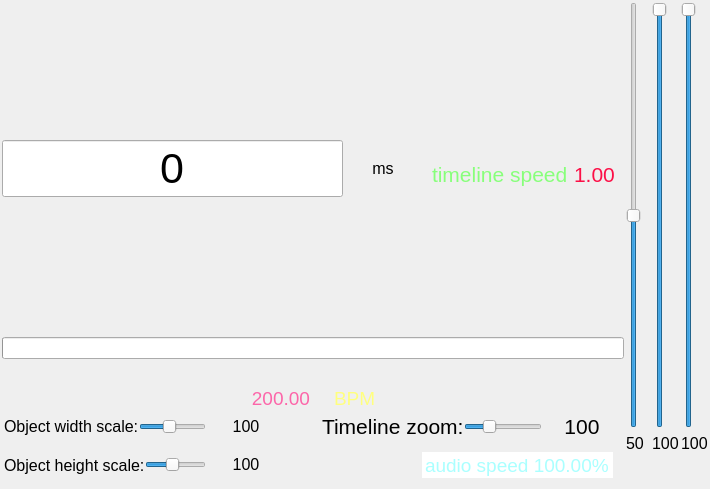
xiangCaO233/MusicMapMaker, file src/ui/controllers/timecontroller.ui: the form before one commit.
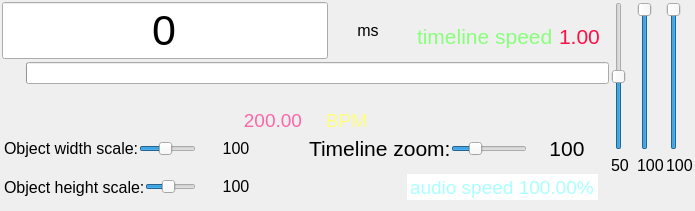
The form after the commit. Icons and pictures are not drawn.

```diff
--- a/src/ui/controllers/timecontroller.ui
+++ b/src/ui/controllers/timecontroller.ui
@@ -6,8 +6,8 @@
    <rect>
     <x>0</x>
     <y>0</y>
-    <width>710</width>
-    <height>489</height>
+    <width>695</width>
+    <height>182</height>
    </rect>
   </property>
   <property name="windowTitle">
@@ -285,19 +285,78 @@
        </widget>
       </item>
       <item>
-       <widget class="QProgressBar" name="playprogress">
-        <property name="maximum">
-         <number>10000</number>
-        </property>
-        <property name="value">
-         <number>0</number>
-        </property>
-        <property name="textVisible">
-         <bool>false</bool>
-        </property>
-        <property name="format">
-         <string/>
-        </property>
+       <widget class="QWidget" name="widget" native="true">
+        <layout class="QHBoxLayout" name="horizontalLayout_10">
+         <property name="spacing">
+          <number>0</number>
+         </property>
+         <property name="leftMargin">
+          <number>0</number>
+         </property>
+         <property name="topMargin">
+          <number>0</number>
+         </property>
+         <property name="rightMargin">
+          <number>0</number>
+         </property>
+         <property name="bottomMargin">
+          <number>0</number>
+         </property>
+         <item>
+          <widget class="QPushButton" name="pausebutton">
+           <property name="minimumSize">
+            <size>
+             <width>24</width>
+             <height>24</height>
+            </size>
+           </property>
+           <property name="maximumSize">
+            <size>
+             <width>24</width>
+             <height>24</height>
+            </size>
+           </property>
+           <property name="focusPolicy">
+            <enum>Qt::FocusPolicy::NoFocus</enum>
+           </property>
+           <property name="toolTip">
+            <string>pause</string>
+           </property>
+           <property name="text">
+            <string/>
+           </property>
+           <property name="icon">
+            <iconset resource="../../../resources/glsrcs.qrc">
+             <normaloff>:/icons/play.svg</normaloff>:/icons/play.svg</iconset>
+           </property>
+           <property name="iconSize">
+            <size>
+             <width>16</width>
+             <height>16</height>
+            </size>
+           </property>
+           <property name="flat">
+            <bool>true</bool>
+           </property>
+          </widget>
+         </item>
+         <item>
+          <widget class="QProgressBar" name="playprogress">
+           <property name="maximum">
+            <number>10000</number>
+           </property>
+           <property name="value">
+            <number>0</number>
+           </property>
+           <property name="textVisible">
+            <bool>false</bool>
+           </property>
+           <property name="format">
+            <string/>
+           </property>
+          </widget>
+         </item>
+        </layout>
        </widget>
       </item>
       <item>
@@ -331,133 +390,6 @@
            </property>
           </spacer>
          </item>
-         <item>
-          <widget class="QPushButton" name="fastbackward">
-           <property name="minimumSize">
-            <size>
-             <width>24</width>
-             <height>24</height>
-            </size>
-           </property>
-           <property name="maximumSize">
-            <size>
-             <width>24</width>
-             <height>24</height>
-            </size>
-           </property>
-           <property name="focusPolicy">
-            <enum>Qt::FocusPolicy::NoFocus</enum>
-           </property>
-           <property name="toolTip">
-            <string>fast backward</string>
-           </property>
-           <property name="text">
-            <string/>
-           </property>
-           <property name="icon">
-            <iconset resource="../../../resources/glsrcs.qrc">
-             <normaloff>:/icons/backward.svg</normaloff>:/icons/backward.svg</iconset>
-           </property>
-           <property name="iconSize">
-            <size>
-             <width>16</width>
-             <height>16</height>
-            </size>
-           </property>
-           <property name="flat">
-            <bool>true</bool>
-           </property>
-          </widget>
-         </item>
-         <item>
-          <widget class="QPushButton" name="pausebutton">
-           <property name="minimumSize">
-            <size>
-             <width>24</width>
-             <height>24</height>
-            </size>
-           </property>
-           <property name="maximumSize">
-            <size>
-             <width>24</width>
-             <height>24</height>
-            </size>
-           </property>
-           <property name="focusPolicy">
-            <enum>Qt::FocusPolicy::NoFocus</enum>
-           </property>
-           <property name="toolTip">
-            <string>pause</string>
-           </property>
-           <property name="text">
-            <string/>
-           </property>
-           <property name="icon">
-            <iconset resource="../../../resources/glsrcs.qrc">
-             <normaloff>:/icons/play.svg</normaloff>:/icons/play.svg</iconset>
-           </property>
-           <property name="iconSize">
-            <size>
-             <width>16</width>
-             <height>16</height>
-            </size>
-           </property>
-           <property name="flat">
-            <bool>true</bool>
-           </property>
-          </widget>
-         </item>
-         <item>
-          <widget class="QPushButton" name="fastforward">
-           <property name="minimumSize">
-            <size>
-             <width>24</width>
-             <height>24</height>
-            </size>
-           </property>
-           <property name="maximumSize">
-            <size>
-             <width>24</width>
-             <height>24</height>
-            </size>
-           </property>
-           <property name="focusPolicy">
-            <enum>Qt::FocusPolicy::NoFocus</enum>
-           </property>
-           <property name="toolTip">
-            <string>fast forward</string>
-           </property>
-           <property name="text">
-            <string/>
-           </property>
-           <property name="icon">
-            <iconset resource="../../../resources/glsrcs.qrc">
-             <normaloff>:/icons/forward.svg</normaloff>:/icons/forward.svg</iconset>
-           </property>
-           <property name="iconSize">
-            <size>
-             <width>16</width>
-             <height>16</height>
-            </size>
-           </property>
-           <property name="flat">
-            <bool>true</bool>
-           </property>
-          </widget>
-         </item>
-         <item>
-          <spacer name="horizontalSpacer_3">
-           <property name="orientation">
-            <enum>Qt::Orientation::Horizontal</enum>
-           </property>
-           <property name="sizeHint" stdset="0">
-            <size>
-             <width>40</width>
-             <height>20</height>
-            </size>
-           </property>
-          </spacer>
-         </item>
         </layout>
        </widget>
       </item>
```
Left out of the diff: 2 changed lines with no effect on the pictures.
